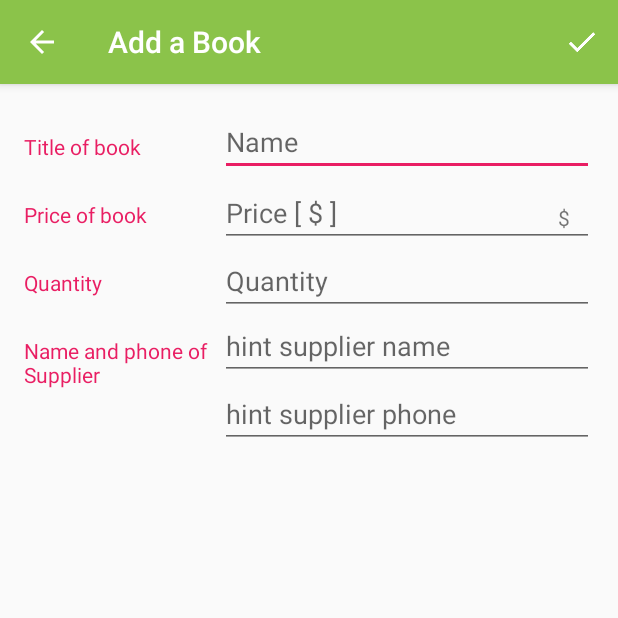
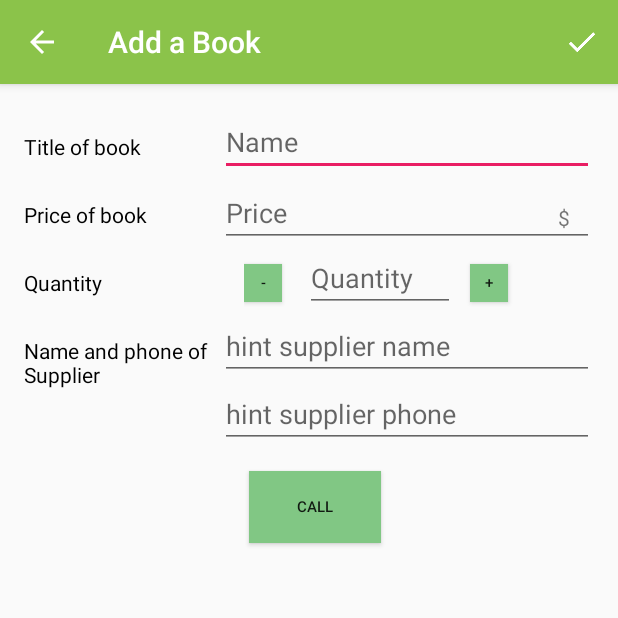
Before and after one commit to KarolinaKalbarczyk/Books-InventoryApp, an Android app: the EditorActivity screen opened directly, with no data from a screen before it, on a phone screen of 412 x 824 dp, the top half of it. Run offline under Robolectric (Android 15) with nearby library versions, the phone set to English and light mode, and no system bars.

Commit message:
added few buttons

```diff
--- a/app/src/main/java/com/example/android/books/CatalogActivity.java
+++ b/app/src/main/java/com/example/android/books/CatalogActivity.java
@@ -31,7 +31,10 @@ import android.view.Menu;
 import android.view.MenuItem;
 import android.view.View;
 import android.widget.AdapterView;
+import android.widget.Button;
 import android.widget.ListView;
+import android.widget.TextView;
+
 
 import com.example.android.books.data.BookContract;
 import com.example.android.books.data.BookContract.BookEntry;
@@ -110,7 +113,7 @@ public class CatalogActivity extends AppCompatActivity implements
         ContentValues values = new ContentValues();
         values.put(BookContract.BookEntry.COLUMN_PRODUCT_NAME, "Harry Potter");
         values.put(BookContract.BookEntry.COLUMN_PRICE, 10);
-        values.put(BookContract.BookEntry.COLUMN_QUANTITY, 2);
+        values.put(BookContract.BookEntry.COLUMN_QUANTITY, 0);
         values.put(BookContract.BookEntry.COLUMN_SUPPLIER_NAME, "John Smith");
         values.put(BookContract.BookEntry.COLUMN_SUPPLIER_PHONE, 625947173);
     }
--- a/app/src/main/java/com/example/android/books/EditorActivity.java
+++ b/app/src/main/java/com/example/android/books/EditorActivity.java
@@ -32,6 +32,7 @@ import android.view.Menu;
 import android.view.MenuItem;
 import android.view.MotionEvent;
 import android.view.View;
+import android.widget.Button;
 import android.widget.EditText;
 import android.widget.Toast;
 
@@ -62,6 +63,12 @@ public class EditorActivity extends AppCompatActivity implements
     private EditText mSupplierNameEditText;
 
     private EditText mSupplierPhoneEditText;
+
+    private Button mIncreaseButton;
+
+    private Button mDecreaseButton;
+
+    private Button mCallButton;
 
     /** Boolean flag that keeps track of whether the book has been edited (true) or not (false) */
     private boolean mBookHasChanged = false;
@@ -112,6 +119,47 @@ public class EditorActivity extends AppCompatActivity implements
         mQuantityEditText = (EditText) findViewById(R.id.edit_quantity);
         mSupplierNameEditText = (EditText) findViewById(R.id.edit_supplier_name);
         mSupplierPhoneEditText = (EditText) findViewById(R.id.edit_supplier_phone);
+        mIncreaseButton = (Button) findViewById(R.id.plus);
+        mDecreaseButton = (Button) findViewById(R.id.minus);
+        mCallButton = (Button) findViewById(R.id.call);
+
+        mCallButton.setOnClickListener(new View.OnClickListener() {
+            @Override
+            public void onClick(View v) {
+                String phone = mSupplierPhoneEditText.getText().toString().trim();
+                Intent intent = new Intent(Intent.ACTION_DIAL);
+                intent.setData(Uri.parse("tel:" + phone));
+                if (intent.resolveActivity(getPackageManager()) != null) {
+                    startActivity(intent);
+                }
+            }
+        });
+
+        mIncreaseButton.setOnClickListener(new View.OnClickListener() {
+            @Override
+            public void onClick(View v) {
+                int quantity = 0;
+                if (!TextUtils.isEmpty(mQuantityEditText.getText().toString())) {
+                    quantity = Integer.parseInt(mQuantityEditText.getText().toString());
+                }
+                quantity++;
+                mQuantityEditText.setText("" + quantity);
+            }
+        });
+
+        mDecreaseButton.setOnClickListener(new View.OnClickListener() {
+            @Override
+            public void onClick(View v) {
+                int quantity = 0;
+                if (!TextUtils.isEmpty(mQuantityEditText.getText().toString())) {
+                    quantity = Integer.parseInt(mQuantityEditText.getText().toString());
+                }
+                if (quantity > 0) {
+                    quantity--;
+                }
+                mQuantityEditText.setText("" + quantity);
+            }
+        });
 
         // Setup OnTouchListeners on all the input fields, so we can determine if the user
         // has touched or modified them. This will let us know if there are unsaved changes
--- a/app/src/main/res/layout/activity_editor.xml
+++ b/app/src/main/res/layout/activity_editor.xml
@@ -1,5 +1,4 @@
-<?xml version="1.0" encoding="utf-8"?>
-<!-- Copyright (C) 2016 The Android Open Source Project
+<?xml version="1.0" encoding="utf-8"?><!-- Copyright (C) 2016 The Android Open Source Project
      Licensed under the Apache License, Version 2.0 (the "License");
      you may not use this file except in compliance with the License.
      You may obtain a copy of the License at
@@ -9,10 +8,8 @@
      WITHOUT WARRANTIES OR CONDITIONS OF ANY KIND, either express or implied.
      See the License for the specific language governing permissions and
      limitations under the License.
--->
-<!-- Layout for the editor -->
-<LinearLayout
-    xmlns:android="http://schemas.android.com/apk/res/android"
+--><!-- Layout for the editor -->
+<LinearLayout xmlns:android="http://schemas.android.com/apk/res/android"
     xmlns:tools="http://schemas.android.com/tools"
     android:layout_width="match_parent"
     android:layout_height="match_parent"
@@ -28,24 +25,24 @@
 
         <!-- Label -->
         <TextView
-            android:text="@string/titleOfBook"
-            style="@style/CategoryStyle" />
+            style="@style/CategoryStyle"
+            android:text="@string/titleOfBook" />
 
 
         <!-- Input fields -->
         <LinearLayout
+            android:layout_width="0dp"
             android:layout_height="wrap_content"
-            android:layout_width="0dp"
             android:layout_weight="2"
-            android:paddingLeft="4dp"
-            android:orientation="vertical">
+            android:orientation="vertical"
+            android:paddingLeft="4dp">
 
             <!-- Name field -->
             <EditText
                 android:id="@+id/edit_book_name"
+                style="@style/EditorFieldStyle"
                 android:hint="@string/hint_book_name"
-                android:inputType="textCapWords"
-                style="@style/EditorFieldStyle" />
+                android:inputType="textCapWords" />
 
         </LinearLayout>
     </LinearLayout>
@@ -57,33 +54,33 @@
 
         <!-- Label -->
         <TextView
-            android:text="@string/priceOfBook"
-            style="@style/CategoryStyle" />
+            style="@style/CategoryStyle"
+            android:text="@string/priceOfBook" />
 
 
         <!-- Input fields -->
         <RelativeLayout
+            android:layout_width="0dp"
             android:layout_height="wrap_content"
-            android:layout_width="0dp"
             android:layout_weight="2"
             android:paddingLeft="4dp">
 
             <!-- Price field -->
             <EditText
                 android:id="@+id/edit_book_price"
+                style="@style/EditorFieldStyle"
                 android:hint="@string/hint_book_price"
-                android:inputType="number"
-                style="@style/EditorFieldStyle" />
+                android:inputType="number" />
 
             <TextView
                 android:id="@+id/price_units"
-                android:text="@string/dollar"
-                style="@style/EditorUnitsStyle"/>
+                style="@style/EditorUnitsStyle"
+                android:text="@string/dollar" />
 
         </RelativeLayout>
     </LinearLayout>
 
-    <!-- Measurement category -->
+    <!-- Quantity category -->
     <LinearLayout
         android:id="@+id/container_measurement"
         android:layout_width="match_parent"
@@ -92,24 +89,47 @@
 
         <!-- Label -->
         <TextView
-            android:text="@string/quantity"
-            style="@style/CategoryStyle" />
+            style="@style/CategoryStyle"
+            android:text="@string/quantity" />
 
         <!-- Input fields -->
-        <RelativeLayout
+        <LinearLayout
+            android:layout_width="0dp"
             android:layout_height="wrap_content"
-            android:layout_width="0dp"
             android:layout_weight="2"
-            android:paddingLeft="4dp">
+            android:paddingLeft="20dp">
 
             <!-- Quantity field -->
+
+            <Button
+                android:id="@+id/minus"
+                android:layout_width="25dp"
+                android:layout_height="25dp"
+                android:layout_alignParentRight="true"
+                android:layout_centerVertical="true"
+                android:background="#81C784"
+                android:text="-"
+                android:textSize="10sp" />
+
             <EditText
                 android:id="@+id/edit_quantity"
+                style="@style/EditorFieldStyle"
+                android:layout_width="100dp"
+                android:layout_marginLeft="15dp"
                 android:hint="@string/hint_quantity"
-                android:inputType="number"
-                style="@style/EditorFieldStyle" />
+                android:inputType="number" />
 
-        </RelativeLayout>
+            <Button
+                android:id="@+id/plus"
+                android:layout_width="25dp"
+                android:layout_height="25dp"
+                android:layout_alignParentRight="true"
+                android:layout_centerVertical="true"
+                android:layout_marginLeft="10dp"
+                android:background="#81C784"
+                android:text="+"
+                android:textSize="10sp" />
+        </LinearLayout>
     </LinearLayout>
 
     <!-- Supplier category -->
@@ -120,30 +140,41 @@
 
         <!-- Label -->
         <TextView
-            android:text="Name and phone of Supplier"
-            style="@style/CategoryStyle" />
+            style="@style/CategoryStyle"
+            android:text="Name and phone of Supplier" />
 
         <!-- Input fields -->
         <LinearLayout
+            android:layout_width="0dp"
             android:layout_height="wrap_content"
-            android:layout_width="0dp"
             android:layout_weight="2"
-            android:paddingLeft="4dp"
-            android:orientation="vertical">
+            android:orientation="vertical"
+            android:paddingLeft="4dp">
 
             <!-- Name field -->
             <EditText
                 android:id="@+id/edit_supplier_name"
+                style="@style/EditorFieldStyle"
                 android:hint="hint supplier name"
-                android:inputType="textCapWords"
-                style="@style/EditorFieldStyle" />
+                android:inputType="textCapWords" />
 
             <!-- Breed field -->
             <EditText
                 android:id="@+id/edit_supplier_phone"
+                style="@style/EditorFieldStyle"
                 android:hint="hint supplier phone"
-                android:inputType="number"
-                style="@style/EditorFieldStyle" />
+                android:inputType="number" />
         </LinearLayout>
     </LinearLayout>
+
+    <Button
+        android:id="@+id/call"
+        android:layout_width="wrap_content"
+        android:layout_height="wrap_content"
+        android:layout_marginLeft="150dp"
+        android:layout_marginTop="15dp"
+        android:background="#81C784"
+        android:text="CALL"
+        android:textSize="10sp" />
+
 </LinearLayout>
--- a/app/src/main/res/values/strings.xml
+++ b/app/src/main/res/values/strings.xml
@@ -86,7 +86,7 @@
     <string name="hint_book_name">Name</string>
 
     <!-- Text hint for price field in the editor [CHAR LIMIT=30] -->
-    <string name="hint_book_price">Price [ $ ]</string>
+    <string name="hint_book_price">Price</string>
 
     <!-- Text hint for name field in the editor [CHAR LIMIT=30] -->
     <string name="hint_quantity">Quantity</string>
--- a/app/src/main/res/values/styles.xml
+++ b/app/src/main/res/values/styles.xml
@@ -31,7 +31,7 @@
         <item name="android:layout_width">0dp</item>
         <item name="android:layout_weight">1</item>
         <item name="android:paddingTop">16dp</item>
-        <item name="android:textColor">@color/colorAccent</item>
+        <item name="android:textColor">#000000</item>
         <item name="android:textAppearance">?android:textAppearanceSmall</item>
     </style>
 
```
Also changed, not shown: app/src/main/java/com/example/android/books/BookCursorAdapter.java (+33 -6 lines), app/src/main/res/layout/list_item.xml (+51 -2 lines).
